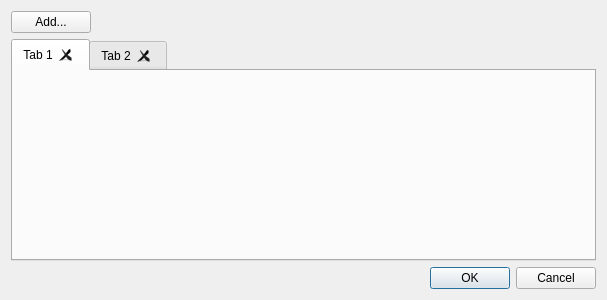
light-scattering-iogs/caqtus, file ui/condetrol/condetrol/constant_tables_editor/constant_tables_editor.ui: the form before one commit.
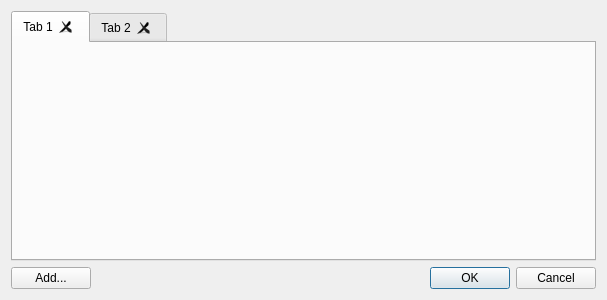
The form after the commit.

Commit message: Move add button in constant tables editor

What changed in the file:
```diff
--- a/ui/condetrol/condetrol/constant_tables_editor/constant_tables_editor.ui
+++ b/ui/condetrol/condetrol/constant_tables_editor/constant_tables_editor.ui
@@ -14,30 +14,6 @@
    <string>Edit constants...</string>
   </property>
   <layout class="QVBoxLayout" name="verticalLayout">
-   <item>
-    <layout class="QHBoxLayout" name="horizontalLayout">
-     <item>
-      <widget class="QPushButton" name="add_button">
-       <property name="text">
-        <string>Add...</string>
-       </property>
-      </widget>
-     </item>
-     <item>
-      <spacer name="horizontalSpacer">
-       <property name="orientation">
-        <enum>Qt::Horizontal</enum>
-       </property>
-       <property name="sizeHint" stdset="0">
-        <size>
-         <width>40</width>
-         <height>20</height>
-        </size>
-       </property>
-      </spacer>
-     </item>
-    </layout>
-   </item>
    <item>
     <widget class="QTabWidget" name="tab_widget">
      <property name="currentIndex">
@@ -62,6 +38,28 @@
     </widget>
    </item>
    <item>
+    <layout class="QHBoxLayout" name="horizontalLayout">
+     <item>
+      <widget class="QPushButton" name="add_button">
+       <property name="text">
+        <string>Add...</string>
+       </property>
+      </widget>
+     </item>
+     <item>
+      <spacer name="horizontalSpacer">
+       <property name="orientation">
+        <enum>Qt::Horizontal</enum>
+       </property>
+       <property name="sizeHint" stdset="0">
+        <size>
+         <width>40</width>
+         <height>20</height>
+        </size>
+       </property>
+      </spacer>
+     </item>
+     <item>
     <widget class="QDialogButtonBox" name="buttonBox">
      <property name="orientation">
       <enum>Qt::Horizontal</enum>
@@ -70,6 +68,8 @@
       <set>QDialogButtonBox::Cancel|QDialogButtonBox::Ok</set>
      </property>
     </widget>
+     </item>
+    </layout>
    </item>
   </layout>
  </widget>
```
Lines whose indentation alone changed are shown as unchanged. The commit also changes 1 other file.
